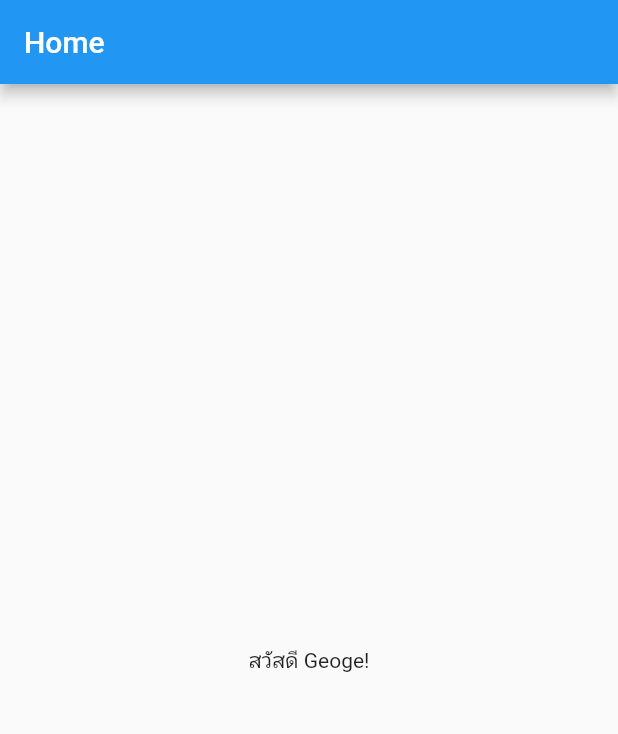
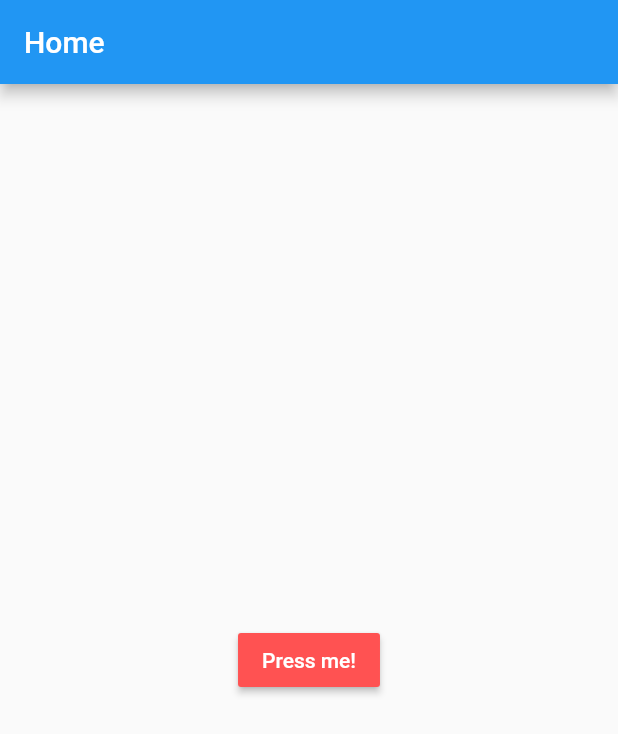
Before and after one commit to bugkias/flutter, a Flutter app: the screen it shows after launch, on a phone screen of 412 x 824 dp. Shown: the top 734 px of the screen. Run offline on Flutter 3.47's test engine with Material 2 defaults, Android fonts, the phone set to English and light mode, and no system bars.

Commit message:
flutter, dart variables

```diff
--- a/lib/screens/home.dart
+++ b/lib/screens/home.dart
@@ -6,12 +6,53 @@ class Home extends StatefulWidget {
 }
 
 class _HomeState extends State<Home> {
+  String fname = 'Nattanon';
+  String lname = 'Mongkonkaha';
+  String address = '''
+  2/1 Saengchooto
+  Muang
+  Kanchanaburi
+  71000
+  ''';
+
+  int myAge = 25;
+  double height = 175.0;
+  double base = 100.0;
+
+  bool isAdmin = true;
+
+  var description = 'Basic Flutter';
+
+  Map userLevel = {'type': 'Admin', 'levelcode': 'ADM'}; // object
+  Map<String, int> desc = {'tall': 120, 'weight': 60};
+
+  List sex = ['male', 'female'];
+
+  List<int> empAge = [10, 20, 30];
+
+  List<Map<String, int>> types = [
+    {'a': 10, 'b': 20},
+    {'x': 10, 'y': 50}
+  ];
+
   @override
   Widget build(BuildContext context) {
     return Scaffold(
       appBar: AppBar(title: Text('Home')),
       body: Center(
-        child: Text('สวัสดี Geoge!'),
+        child: RaisedButton(
+            onPressed: () {
+              print('$fname $lname');
+              print(address);
+
+              double myArea = 0.5 * (base) * (height);
+              print('${myArea}'); // แบบมีการประมวณผล
+
+              print('$types'); // แบบมีการประมวณผล
+            },
+            color: Colors.redAccent,
+            textColor: Colors.white,
+            child: Text('Press me!')),
       ),
     );
   }
```
